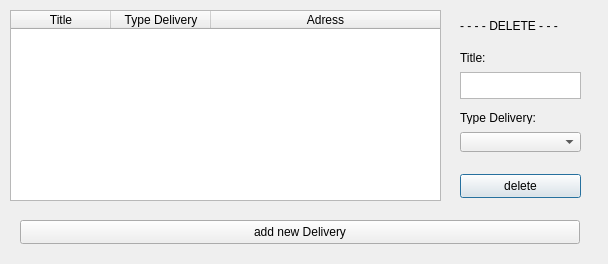
Above: Visual/visual/Windows/User/mydeliverywindow.ui from werr2410/Project_ShadowScreen before the change. Below: the same form after it.
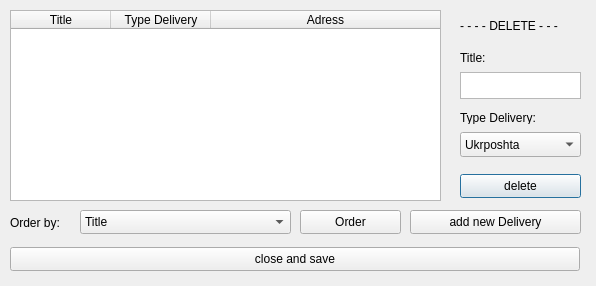
That is the form after the change.

The edit to the form file:
```diff
--- a/Visual/visual/Windows/User/mydeliverywindow.ui
+++ b/Visual/visual/Windows/User/mydeliverywindow.ui
@@ -6,8 +6,8 @@
    <rect>
     <x>0</x>
     <y>0</y>
-    <width>608</width>
-    <height>264</height>
+    <width>596</width>
+    <height>286</height>
    </rect>
   </property>
   <property name="windowTitle">
@@ -109,16 +109,31 @@
      <x>460</x>
      <y>132</y>
      <width>121</width>
-     <height>20</height>
+     <height>25</height>
     </rect>
    </property>
+   <item>
+    <property name="text">
+     <string>Ukrposhta</string>
+    </property>
+   </item>
+   <item>
+    <property name="text">
+     <string>Novaposhta</string>
+    </property>
+   </item>
+   <item>
+    <property name="text">
+     <string>Meest</string>
+    </property>
+   </item>
   </widget>
   <widget class="QPushButton" name="pushButton_2">
    <property name="geometry">
     <rect>
-     <x>20</x>
-     <y>220</y>
-     <width>560</width>
+     <x>410</x>
+     <y>210</y>
+     <width>171</width>
      <height>24</height>
     </rect>
    </property>
@@ -126,6 +141,65 @@
     <string>add new Delivery</string>
    </property>
   </widget>
+  <widget class="QPushButton" name="pushButton_close">
+   <property name="geometry">
+    <rect>
+     <x>10</x>
+     <y>247</y>
+     <width>570</width>
+     <height>24</height>
+    </rect>
+   </property>
+   <property name="text">
+    <string>close and save</string>
+   </property>
+  </widget>
+  <widget class="QLabel" name="label_4">
+   <property name="geometry">
+    <rect>
+     <x>10</x>
+     <y>215</y>
+     <width>49</width>
+     <height>16</height>
+    </rect>
+   </property>
+   <property name="text">
+    <string>Order by:</string>
+   </property>
+  </widget>
+  <widget class="QComboBox" name="comboBox_Order">
+   <property name="geometry">
+    <rect>
+     <x>80</x>
+     <y>210</y>
+     <width>211</width>
+     <height>24</height>
+    </rect>
+   </property>
+   <item>
+    <property name="text">
+     <string>Title</string>
+    </property>
+   </item>
+   <item>
+    <property name="text">
+     <string>Adress</string>
+    </property>
+   </item>
+  </widget>
+  <widget class="QPushButton" name="pushButton_Add_2">
+   <property name="geometry">
+    <rect>
+     <x>300</x>
+     <y>210</y>
+     <width>101</width>
+     <height>24</height>
+    </rect>
+   </property>
+   <property name="text">
+    <string>Order</string>
+   </property>
+  </widget>
  </widget>
  <resources/>
  <connections/>
```
Left out of the diff: 8 changed lines with no effect on the pictures.
